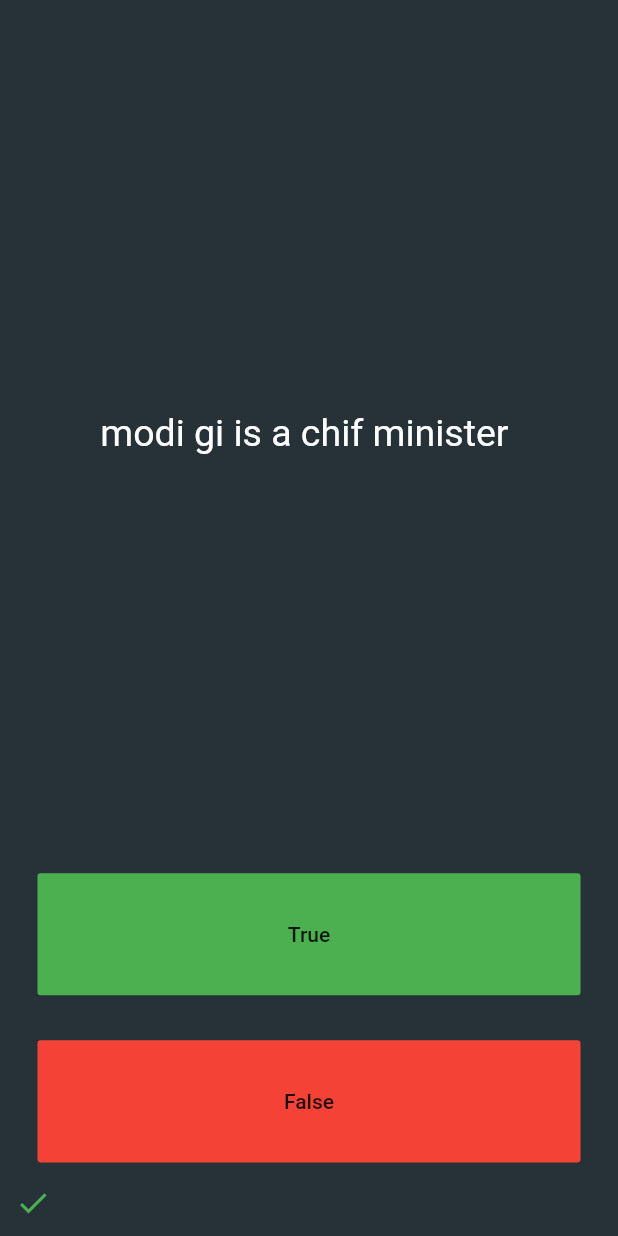
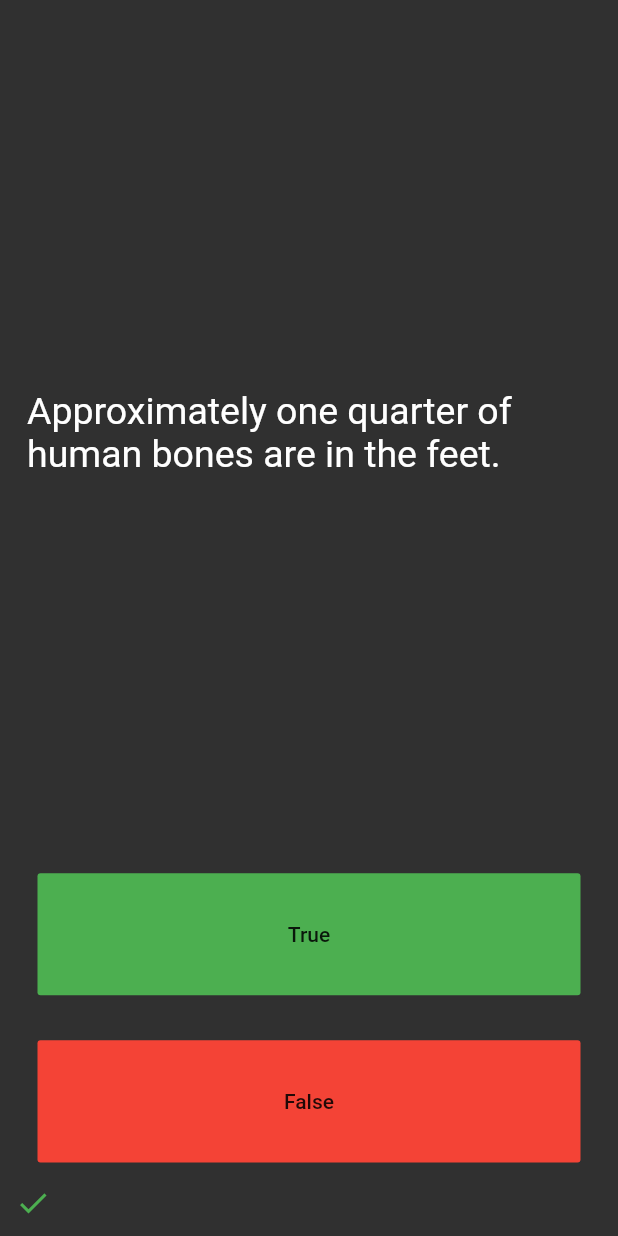
Before and after one commit to iamshubha/Flutter_QuizApp, a Flutter app: the screen it shows after launch, after a tap on "True", on a phone screen of 412 x 824 dp. Run offline on Flutter 3.47's test engine with Material 2 defaults, Android fonts, the phone set to English and light mode, and no system bars.

Commit message:
quiz App

```diff
--- a/lib/main.dart
+++ b/lib/main.dart
@@ -10,7 +10,8 @@ class MyApp extends StatelessWidget {
     return MaterialApp(
       debugShowCheckedModeBanner: false,
       home: Scaffold(
-        backgroundColor: Colors.blueGrey[900],
+        // backgroundColor: Colors.blueGrey[900],
+        backgroundColor: Colors.grey[850],
         body: SafeArea(
           child: Padding(
             padding: EdgeInsets.symmetric(horizontal: 10, vertical: 10),
@@ -34,6 +35,9 @@ class _QuizBodyState extends State<QuizBody> {
     'Approximately one quarter of human bones are in the feet.',
     'A slug\'s blood is green.',
   ];
+  int questionNumber = 0;
+
+  List<bool> answer = [false,true,true];
 
   @override
   Widget build(BuildContext context) {
@@ -47,7 +51,7 @@ class _QuizBodyState extends State<QuizBody> {
             padding: const EdgeInsets.all(8.0),
             child: Center(
               child: Text(
-                "modi gi is a chif minister ",
+                questionList[questionNumber],
                 style: TextStyle(
                   color: Colors.white,
                   fontSize: 25.0,
@@ -67,8 +71,11 @@ class _QuizBodyState extends State<QuizBody> {
                 iconList.add(Icon(
                   Icons.check,
                   color: Colors.green[500],
+
                 ));
+                questionNumber++;
               });
+
             },
           ),
         )),
```
